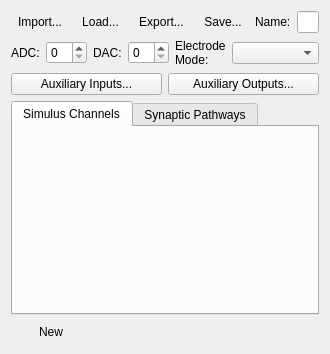
First picture: the form in src/scipyen/gui/widgets/recordingsourcewidget.ui, repository ctigaret/scipyen, before the edit.
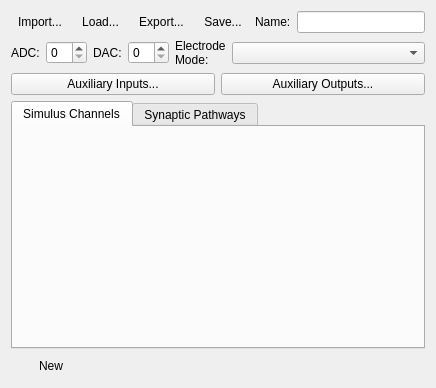
Second picture: the form after the edit. Icons and pictures are not drawn. Custom widgets are drawn as their Qt base class.

Patch:
```diff
--- a/src/scipyen/gui/widgets/recordingsourcewidget.ui
+++ b/src/scipyen/gui/widgets/recordingsourcewidget.ui
@@ -6,8 +6,8 @@
    <rect>
     <x>0</x>
     <y>0</y>
-    <width>321</width>
-    <height>354</height>
+    <width>436</width>
+    <height>388</height>
    </rect>
   </property>
   <property name="windowTitle">
```
Left out of the diff: 9 changed lines with no effect on the pictures.
